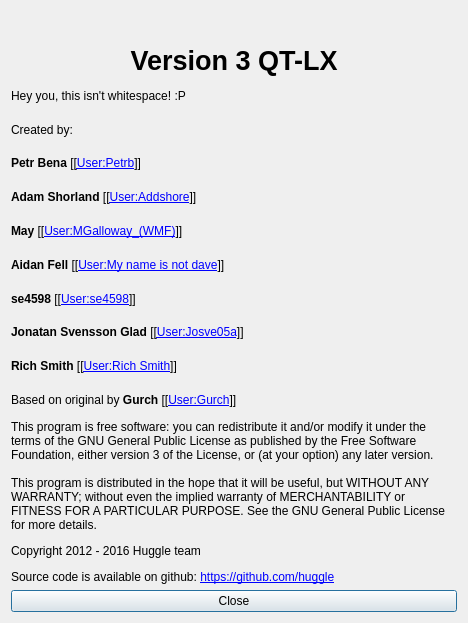
huggle/huggle3-qt-lx, file huggle/aboutform.ui: the form before one commit.
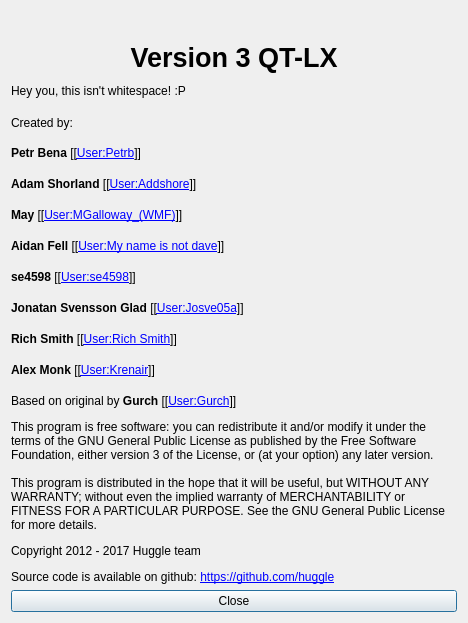
The form after the commit. Icons and pictures are not drawn.

Commit message:
about form
* update of year
* inserted Alex there

```diff
--- a/huggle/aboutform.ui
+++ b/huggle/aboutform.ui
@@ -144,6 +144,13 @@
      </property>
     </widget>
    </item>
+   <item>
+    <widget class="QLabel" name="label_14">
+     <property name="text">
+      <string notr="true">&lt;html&gt;&lt;head/&gt;&lt;body&gt;&lt;p&gt;&lt;span style=&quot; font-weight:600;&quot;&gt;Alex Monk&lt;/span&gt; [[&lt;a href=&quot;https://en.wikipedia.org/wiki/User:Krenair&quot;&gt;&lt;span style=&quot; text-decoration: underline; color:#0000ff;&quot;&gt;User:Krenair&lt;/span&gt;&lt;/a&gt;]]&lt;/p&gt;&lt;/body&gt;&lt;/html&gt;</string>
+     </property>
+    </widget>
+   </item>
    <item>
     <widget class="QLabel" name="label_10">
      <property name="text">
@@ -154,7 +161,7 @@
    <item>
     <widget class="QLabel" name="label_5">
      <property name="text">
-      <string>&lt;html&gt;&lt;head/&gt;&lt;body&gt;&lt;p&gt;This program is free software: you can redistribute it and/or modify it under the terms of the GNU General Public License as published by the Free Software Foundation, either version 3 of the License, or (at your option) any later version.&lt;br/&gt;&lt;br/&gt;This program is distributed in the hope that it will be useful, but WITHOUT ANY WARRANTY; without even the implied warranty of MERCHANTABILITY or FITNESS FOR A PARTICULAR PURPOSE. See the GNU General Public License for more details. &lt;/p&gt;&lt;p&gt;Copyright 2012 - 2016 Huggle team&lt;/p&gt;&lt;p&gt;Source code is available on github: &lt;a href=&quot;https://github.com/huggle&quot;&gt;&lt;span style=&quot; text-decoration: underline; color:#0000ff;&quot;&gt;https://github.com/huggle&lt;/span&gt;&lt;/a&gt;&lt;/p&gt;&lt;/body&gt;&lt;/html&gt;</string>
+      <string>&lt;html&gt;&lt;head/&gt;&lt;body&gt;&lt;p&gt;This program is free software: you can redistribute it and/or modify it under the terms of the GNU General Public License as published by the Free Software Foundation, either version 3 of the License, or (at your option) any later version.&lt;br/&gt;&lt;br/&gt;This program is distributed in the hope that it will be useful, but WITHOUT ANY WARRANTY; without even the implied warranty of MERCHANTABILITY or FITNESS FOR A PARTICULAR PURPOSE. See the GNU General Public License for more details. &lt;/p&gt;&lt;p&gt;Copyright 2012 - 2017 Huggle team&lt;/p&gt;&lt;p&gt;Source code is available on github: &lt;a href=&quot;https://github.com/huggle&quot;&gt;&lt;span style=&quot; text-decoration: underline; color:#0000ff;&quot;&gt;https://github.com/huggle&lt;/span&gt;&lt;/a&gt;&lt;/p&gt;&lt;/body&gt;&lt;/html&gt;</string>
      </property>
      <property name="wordWrap">
       <bool>true</bool>
```
The commit also changes 2 other files.
